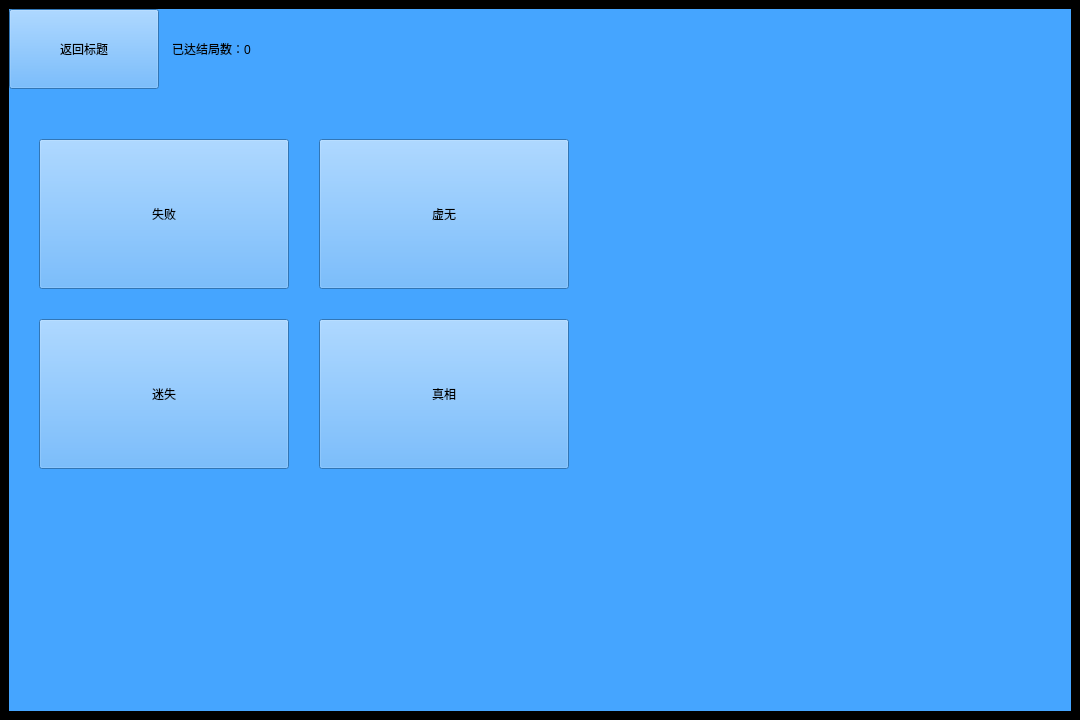
Before: the Qt Designer form mainwindow.ui in dieWehmut/PhantomGenesis, drawn with Qt 5.
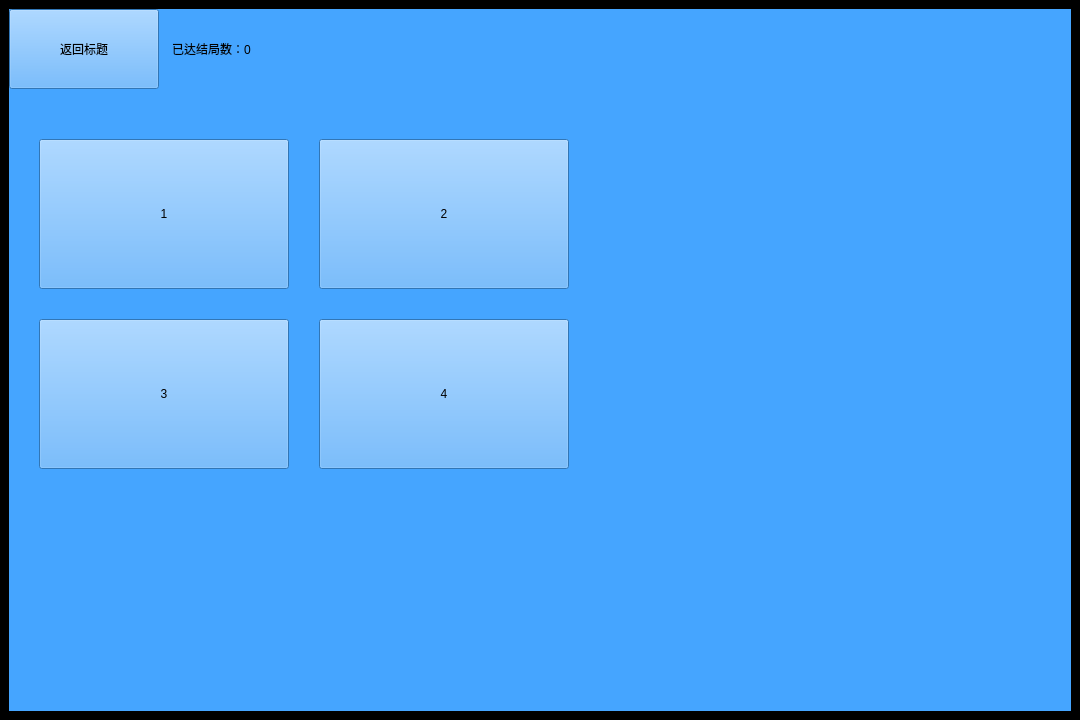
After: the same form once the commit is applied. The open tabs and pages were chosen to show the change.

What changed in the file:
```diff
--- a/mainwindow.ui
+++ b/mainwindow.ui
@@ -525,7 +525,7 @@
          </rect>
         </property>
         <property name="text">
-         <string>迷失</string>
+         <string>3</string>
         </property>
        </widget>
        <widget class="QPushButton" name="teBtn">
@@ -538,7 +538,7 @@
          </rect>
         </property>
         <property name="text">
-         <string>真相</string>
+         <string>4</string>
         </property>
        </widget>
        <widget class="QPushButton" name="feBtn">
@@ -551,7 +551,7 @@
          </rect>
         </property>
         <property name="text">
-         <string>虚无</string>
+         <string>2</string>
         </property>
        </widget>
        <widget class="QPushButton" name="deBtn">
@@ -564,7 +564,7 @@
          </rect>
         </property>
         <property name="text">
-         <string>失败</string>
+         <string>1</string>
         </property>
        </widget>
        <widget class="QLabel" name="endingCounterLabel">
```
Left out of the diff: 4 changed lines with no effect on the pictures.
